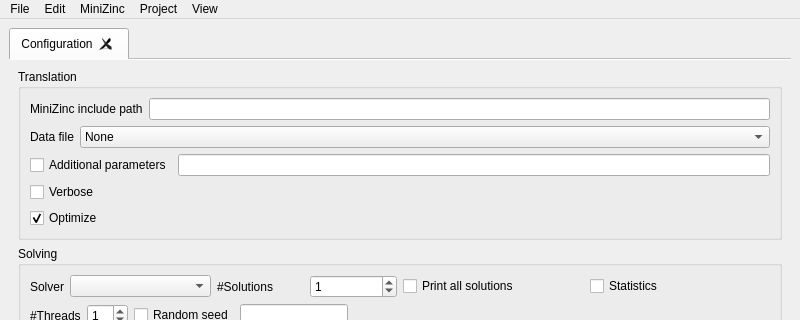
Qt form MiniZincIDE/mainwindow.ui (MiniZinc/MiniZincIDE) before a commit; both pictures show x 0 to 800 and y 0 to 320 of the 800 by 600 pixel window.
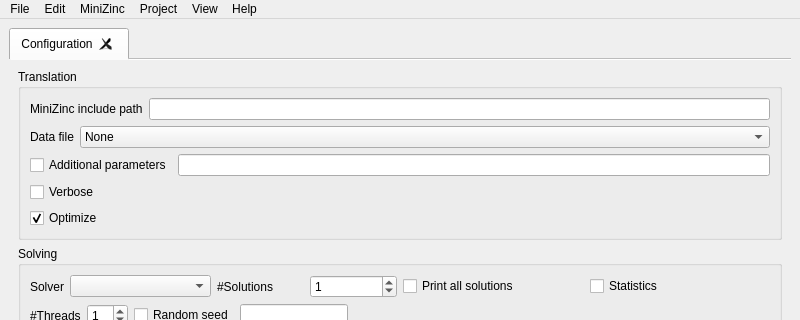
The same form after that commit.

What changed in the file:
```diff
--- a/MiniZincIDE/mainwindow.ui
+++ b/MiniZincIDE/mainwindow.ui
@@ -335,11 +335,18 @@
     <addaction name="actionBigger_font"/>
     <addaction name="actionSmaller_font"/>
    </widget>
+   <widget class="QMenu" name="menuHelp">
+    <property name="title">
+     <string>Help</string>
+    </property>
+    <addaction name="actionAbout_MiniZinc_IDE"/>
+   </widget>
    <addaction name="menuFile"/>
    <addaction name="menuEdit"/>
    <addaction name="menuMiniZinc"/>
    <addaction name="menuProject"/>
    <addaction name="menuView"/>
+   <addaction name="menuHelp"/>
   </widget>
   <widget class="QStatusBar" name="statusbar"/>
   <action name="actionOpen">
```
Left out of the diff: 5 changed lines with no effect on the pictures.
